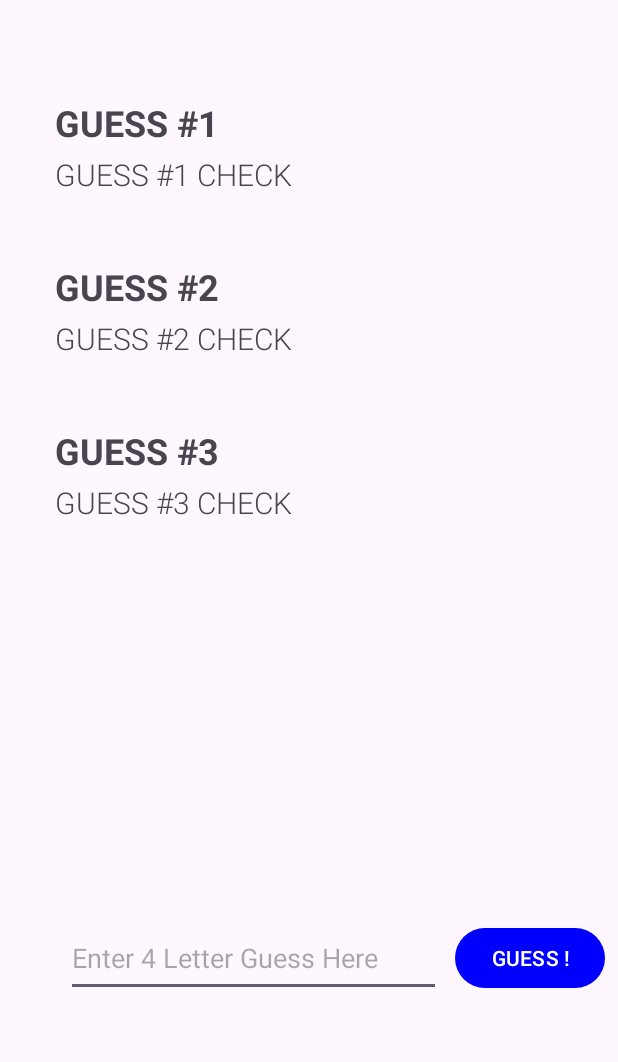
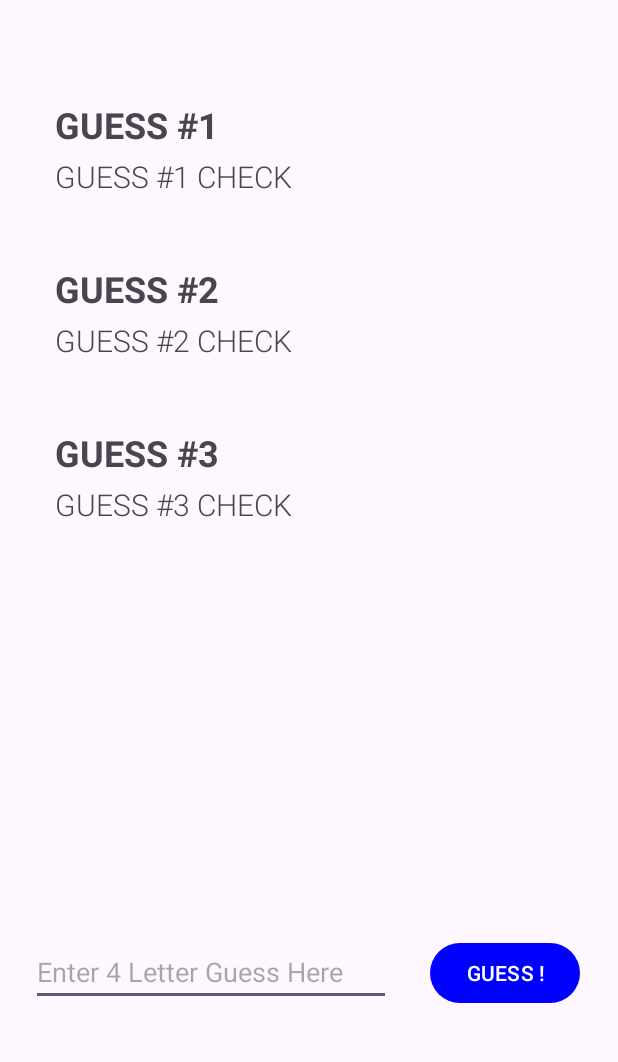
Before and after one commit to TsewangDSherpa/tds22-CS388-001, an Android app: the screen it shows after launch (MainActivity), on a phone screen of 412 x 824 dp, the part 86-1148 px from its top. Run offline under Robolectric (Android 15) with nearby library versions, the light colour scheme and no system bars.

Commit message:
Finished project

```diff
--- a/Projects/Wordle/app/src/main/res/layout/activity_main.xml
+++ b/Projects/Wordle/app/src/main/res/layout/activity_main.xml
@@ -20,8 +20,8 @@
 
     <EditText
         android:id="@+id/et_simple"
-        android:layout_width="250dp"
-        android:layout_height="52dp"
+        android:layout_width="240dp"
+        android:layout_height="44dp"
         android:hint="@string/enter_4_letter_guess_here"
         android:inputType="text"
         android:maxLength="4"
@@ -30,10 +30,10 @@
         app:counterMaxLength="10"
         app:layout_constraintBottom_toBottomOf="parent"
         app:layout_constraintEnd_toEndOf="parent"
-        app:layout_constraintHorizontal_bias="0.273"
+        app:layout_constraintHorizontal_bias="0.122"
         app:layout_constraintStart_toStartOf="parent"
         app:layout_constraintTop_toTopOf="parent"
-        app:layout_constraintVertical_bias="0.868" />
+        app:layout_constraintVertical_bias="0.877" />
 
     <TextView
         android:id="@+id/guess1_left_top_text"
```
